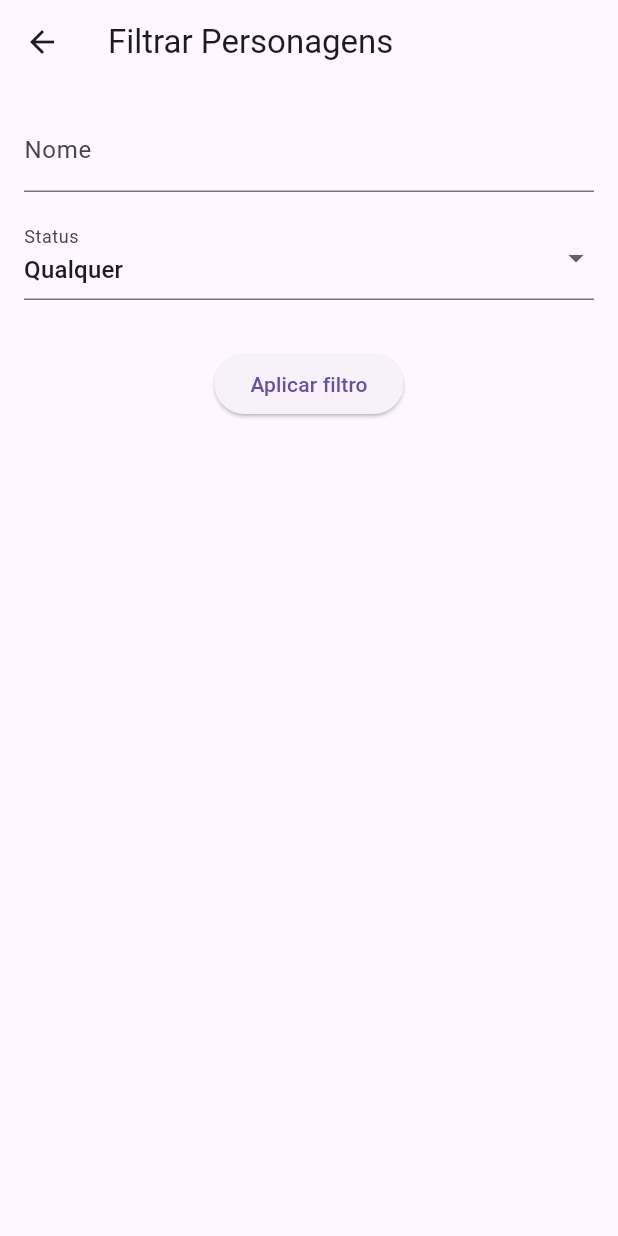
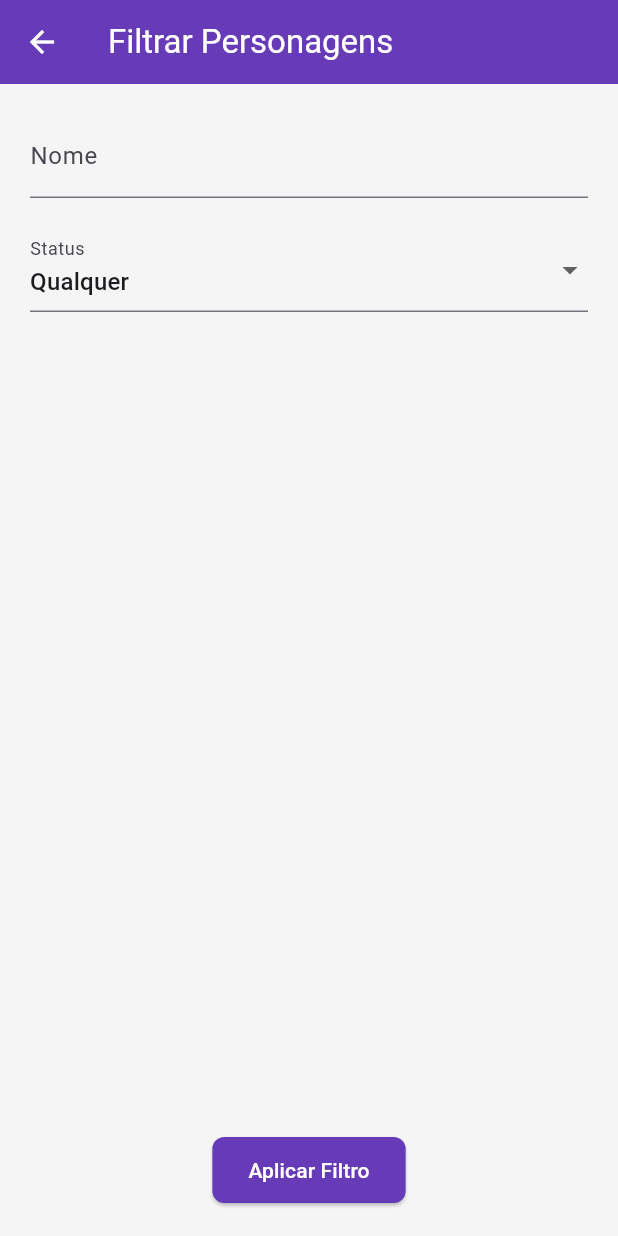
Before and after one commit to coderlupus/POO-project, a Flutter app: the screen it shows after launch, after a tap on the "filter list" icon, on a phone screen of 412 x 824 dp. Run offline on Flutter 3.47's test engine with Material 3 defaults, Android fonts, the phone set to English and light mode, and no system bars; network calls fail.

Commit message:
making it more beautiful

```diff
--- a/lib/character_list_page.dart
+++ b/lib/character_list_page.dart
@@ -8,10 +8,10 @@ class CharacterListPage extends StatefulWidget {
   const CharacterListPage({super.key});
 
   @override
-  _CharacterListPageState createState() => _CharacterListPageState();
+  CharacterListPageState createState() => CharacterListPageState();
 }
 
-class _CharacterListPageState extends State<CharacterListPage> {
+class CharacterListPageState extends State<CharacterListPage> {
   late Future<List<Character>> futureCharacters;
   String? filterName;
   String? filterStatus;
@@ -34,14 +34,16 @@ class _CharacterListPageState extends State<CharacterListPage> {
   Widget build(BuildContext context) {
     return Scaffold(
       appBar: AppBar(
-        title: Text('Rick and Morty Characters'),
+        title: const Text('Personagens Rick and Morty'),
         actions: [
           IconButton(
-            icon: Icon(Icons.filter_list),
+            icon: const Icon(Icons.filter_list),
             onPressed: () async {
               final filters = await Navigator.push(
                 context,
-                MaterialPageRoute(builder: (_) => FilterPage(name: filterName, status: filterStatus)),
+                MaterialPageRoute(
+                  builder: (_) => FilterPage(name: filterName, status: filterStatus),
+                ),
               );
               if (filters != null) {
                 _applyFilter(filters['name'], filters['status']);
@@ -60,15 +62,30 @@ class _CharacterListPageState extends State<CharacterListPage> {
               itemBuilder: (context, index) {
                 final character = characters[index];
                 return Card(
-                  margin: EdgeInsets.symmetric(vertical: 6, horizontal: 12),
+                  margin: const EdgeInsets.symmetric(vertical: 8, horizontal: 16),
                   child: ListTile(
-                    leading: Image.network(character.image),
-                    title: Text(character.name),
+                    contentPadding: const EdgeInsets.all(8),
+                    leading: ClipRRect(
+                      borderRadius: BorderRadius.circular(8),
+                      child: Image.network(
+                        character.image,
+                        width: 50,
+                        height: 50,
+                        fit: BoxFit.cover,
+                      ),
+                    ),
+                    title: Text(
+                      character.name,
+                      style: const TextStyle(fontWeight: FontWeight.bold),
+                    ),
                     subtitle: Text('${character.species} - ${character.status}'),
+                    trailing: const Icon(Icons.arrow_forward_ios, size: 16),
                     onTap: () {
                       Navigator.push(
                         context,
-                        MaterialPageRoute(builder: (_) => CharacterDetailPage(character: character)),
+                        MaterialPageRoute(
+                          builder: (_) => CharacterDetailPage(character: character),
+                        ),
                       );
                     },
                   ),
@@ -76,9 +93,9 @@ class _CharacterListPageState extends State<CharacterListPage> {
               },
             );
           } else if (snapshot.hasError) {
-            return Center(child: Text('Erro ao carregar personagens'));
+            return const Center(child: Text('Erro ao carregar personagens'));
           }
-          return Center(child: CircularProgressIndicator());
+          return const Center(child: CircularProgressIndicator());
         },
       ),
     );
--- a/lib/filter_page.dart
+++ b/lib/filter_page.dart
@@ -7,10 +7,10 @@ class FilterPage extends StatefulWidget {
   const FilterPage({super.key, this.name, this.status});
 
   @override
-  _FilterPageState createState() => _FilterPageState();
+  FilterPageState createState() => FilterPageState();
 }
 
-class _FilterPageState extends State<FilterPage> {
+class FilterPageState extends State<FilterPage> {
   final _nameController = TextEditingController();
   String? _status;
 
@@ -40,20 +40,20 @@ class _FilterPageState extends State<FilterPage> {
   Widget build(BuildContext context) {
     return Scaffold(
       appBar: AppBar(
-        title: Text('Filtrar Personagens'),
+        title: const Text('Filtrar Personagens'),
       ),
       body: Padding(
-        padding: EdgeInsets.all(16),
+        padding: const EdgeInsets.all(20),
         child: Column(
           children: [
             TextField(
               controller: _nameController,
-              decoration: InputDecoration(labelText: 'Nome'),
+              decoration: const InputDecoration(labelText: 'Nome'),
             ),
-            SizedBox(height: 16),
+            const SizedBox(height: 20),
             DropdownButtonFormField<String>(
               value: _status,
-              decoration: InputDecoration(labelText: 'Status'),
+              decoration: const InputDecoration(labelText: 'Status'),
               items: [null, ...statusOptions].map((status) {
                 return DropdownMenuItem<String>(
                   value: status,
@@ -66,11 +66,11 @@ class _FilterPageState extends State<FilterPage> {
                 });
               },
             ),
-            SizedBox(height: 32),
+            const Spacer(),
             ElevatedButton(
               onPressed: _submit,
-              child: Text('Aplicar filtro'),
-            )
+              child: const Text('Aplicar Filtro'),
+            ),
           ],
         ),
       ),
@@ -79,5 +79,6 @@ class _FilterPageState extends State<FilterPage> {
 }
 
 extension StringExtension on String {
-  String capitalize() => this.isNotEmpty ? '${this[0].toUpperCase()}${substring(1)}' : '';
+  String capitalize() =>
+      isNotEmpty ? '${this[0].toUpperCase()}${substring(1)}' : '';
 }
--- a/lib/main.dart
+++ b/lib/main.dart
@@ -2,7 +2,7 @@ import 'package:flutter/material.dart';
 import 'character_list_page.dart';
 
 void main() {
-  runApp(RickAndMortyApp());
+  runApp(const RickAndMortyApp());
 }
 
 class RickAndMortyApp extends StatelessWidget {
@@ -12,10 +12,36 @@ class RickAndMortyApp extends StatelessWidget {
   Widget build(BuildContext context) {
     return MaterialApp(
       title: 'Rick and Morty Flutter',
+      debugShowCheckedModeBanner: false,
       theme: ThemeData(
-        primarySwatch: Colors.blue,
+        primarySwatch: Colors.deepPurple,
+        scaffoldBackgroundColor: Colors.grey[100],
+        cardTheme: const CardThemeData(
+          elevation: 4,
+          shape: RoundedRectangleBorder(
+            borderRadius: BorderRadius.all(Radius.circular(12)),
+          ),
+          color: Colors.white,
+        ),
+        textTheme: const TextTheme(
+          bodyMedium: TextStyle(color: Colors.black87),
+        ),
+        appBarTheme: const AppBarTheme(
+          backgroundColor: Colors.deepPurple,
+          foregroundColor: Colors.white,
+        ),
+        elevatedButtonTheme: ElevatedButtonThemeData(
+          style: ElevatedButton.styleFrom(
+            backgroundColor: Colors.deepPurple,
+            foregroundColor: Colors.white,
+            padding: const EdgeInsets.symmetric(horizontal: 24, vertical: 12),
+            shape: RoundedRectangleBorder(
+              borderRadius: BorderRadius.circular(8),
+            ),
+          ),
+        ),
       ),
-      home: CharacterListPage(),
+      home: const CharacterListPage(),
     );
   }
 }
--- a/lib/rick_and_morty_api.dart
+++ b/lib/rick_and_morty_api.dart
@@ -22,7 +22,7 @@ class RickAndMortyApi {
       final results = data['results'] as List;
       return results.map((json) => Character.fromJson(json)).toList();
     } else {
-      throw Exception('Failed to load characters');
+      throw Exception('Falha ao carregar personagens');
     }
   }
 }
```
Also changed, not shown: lib/character_detail_page.dart (+16 -8 lines).
